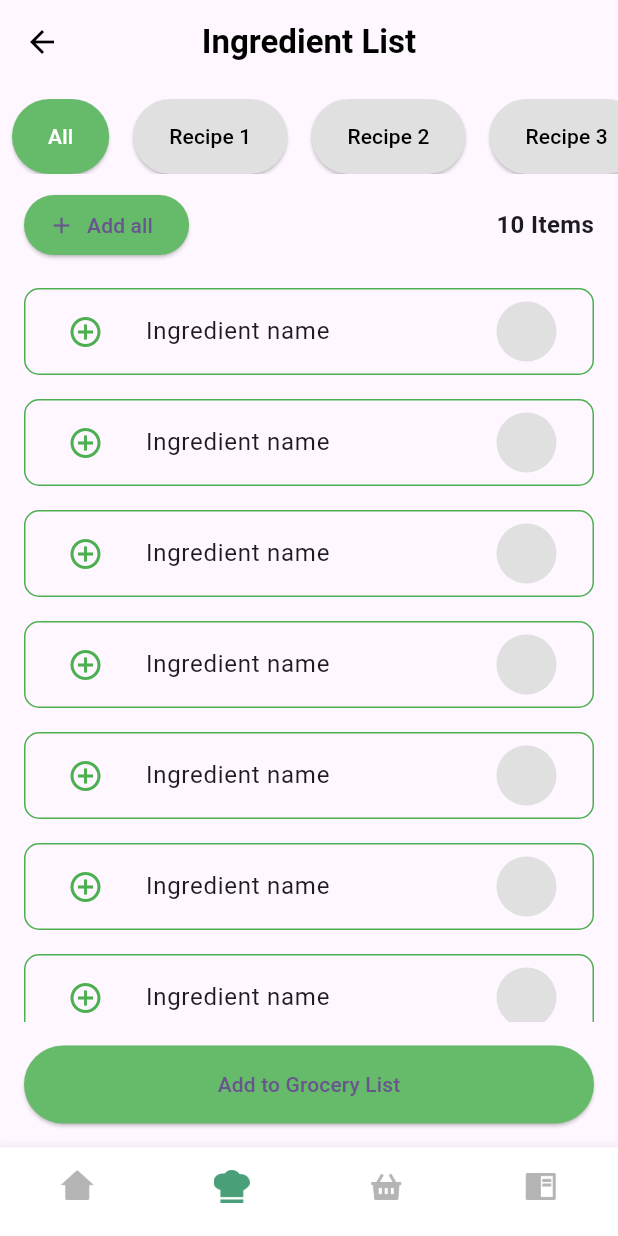
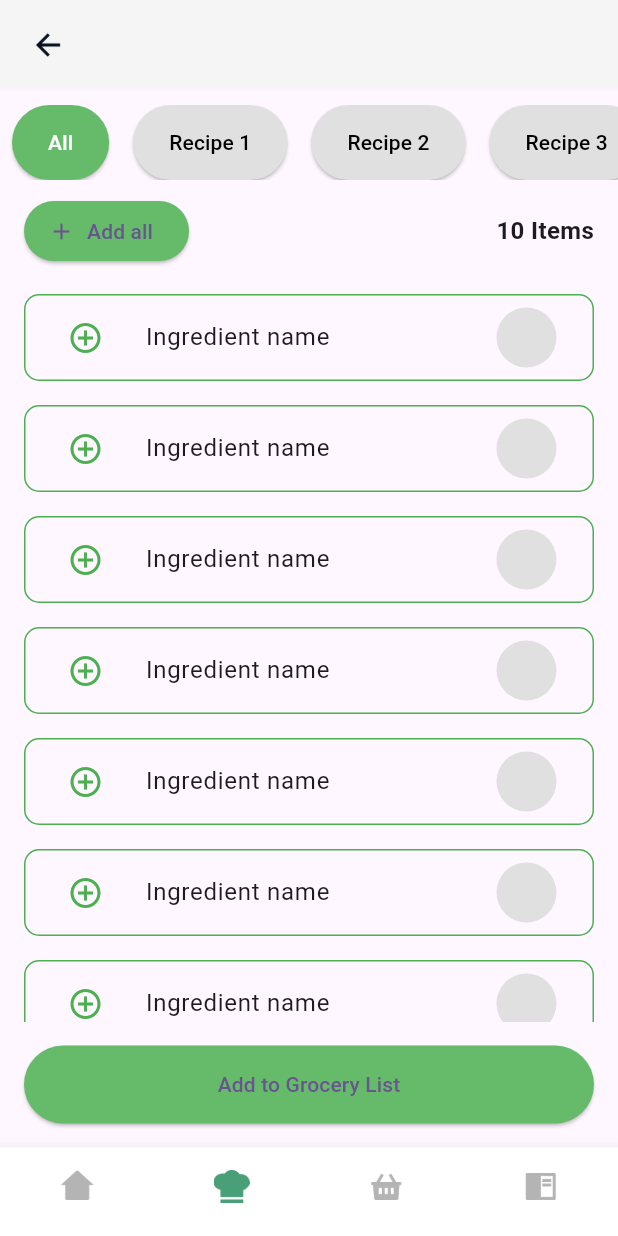
Before and after one commit to aadityayadav17/binarybandits, a Flutter app: the IngredientListPage screen opened directly, on a phone screen of 412 x 824 dp. Run offline on Flutter 3.47's test engine with Material 3 defaults, Android fonts, the phone set to English and light mode, and no system bars; our stand-ins replace country_code_picker, dropdown_button2, firebase_core, google_fonts; accounts and stored records are empty.

Commit message:
Ingredient List (3/n) - App Bar

```diff
--- a/lib/screens/ingredient_list_screen.dart
+++ b/lib/screens/ingredient_list_screen.dart
@@ -6,20 +6,23 @@ class IngredientListPage extends StatelessWidget {
   Widget build(BuildContext context) {
     return Scaffold(
       appBar: AppBar(
-        backgroundColor: Colors.transparent,
+        backgroundColor: const Color.fromRGBO(245, 245, 245, 1),
         elevation: 0,
-        leading: IconButton(
-          icon: Icon(Icons.arrow_back, color: Colors.black),
-          onPressed: () => Navigator.of(context).pop(),
-        ),
-        title: Text(
-          'Ingredient List',
-          style: TextStyle(
-            color: Colors.black,
-            fontWeight: FontWeight.bold,
+        toolbarHeight: 60,
+        automaticallyImplyLeading: false,
+        leading: Padding(
+          padding: const EdgeInsets.only(left: 8.0),
+          child: IconButton(
+            icon: Image.asset(
+              'assets/icons/screens/common/back-key.png',
+              width: 24,
+              height: 24,
+            ),
+            onPressed: () {
+              Navigator.pop(context);
+            },
           ),
         ),
-        centerTitle: true,
       ),
       body: Column(
         children: [
```
